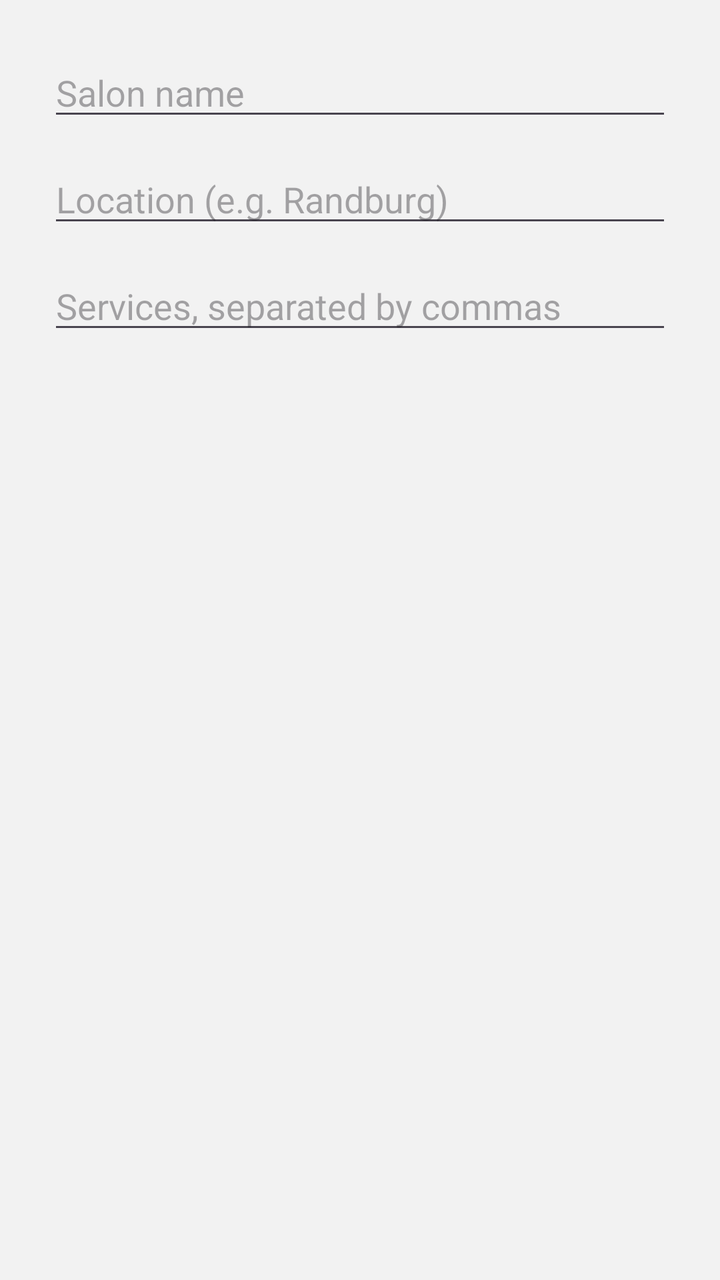
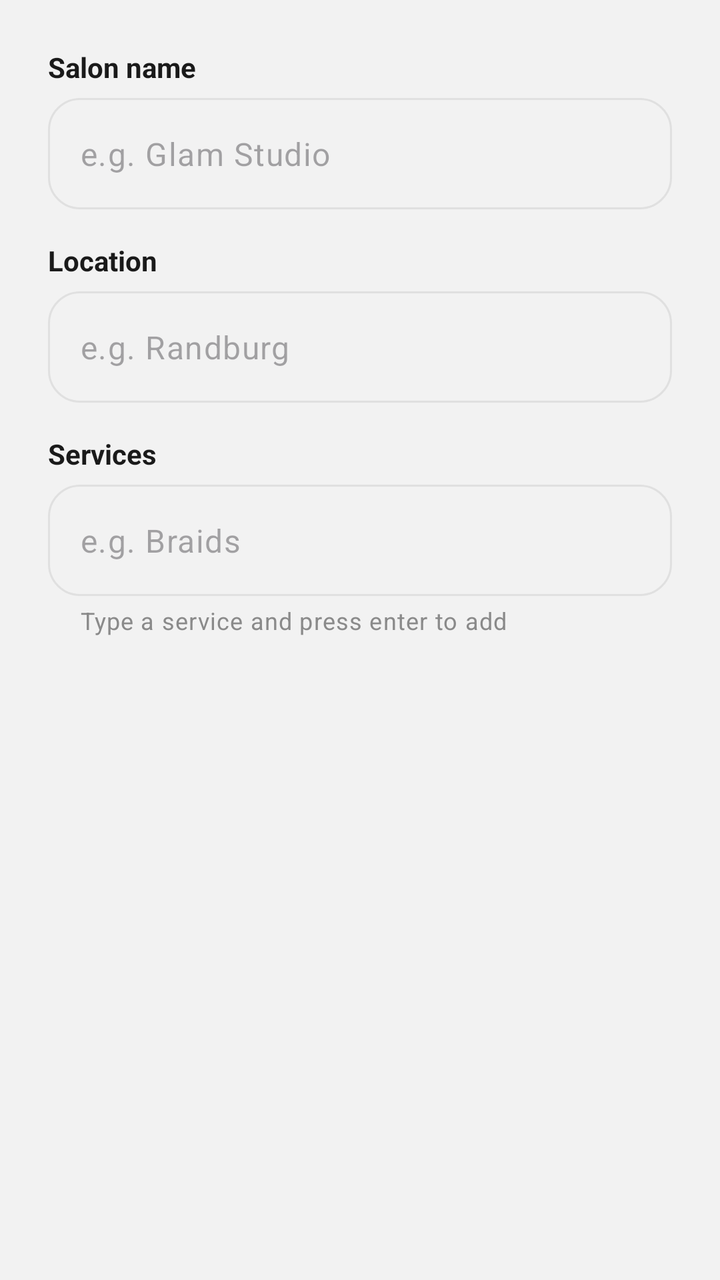

An Android layout rendered at two revisions. The XML below is the earlier revision; the diff shows what the commit changed to produce the second picture.
<!-- AndroidManifest.xml: application theme Theme.HairGo -->
<!-- res/layout/dialog_add_salon.xml -->
<?xml version="1.0" encoding="utf-8"?>
<LinearLayout
    xmlns:android="http://schemas.android.com/apk/res/android"
    android:layout_width="match_parent"
    android:layout_height="wrap_content"
    android:orientation="vertical"
    android:padding="24dp">

    <EditText
        android:id="@+id/etSalonName"
        android:layout_width="match_parent"
        android:layout_height="wrap_content"
        android:hint="Salon name"
        android:inputType="textCapWords" />

    <EditText
        android:id="@+id/etSalonLocation"
        android:layout_width="match_parent"
        android:layout_height="wrap_content"
        android:layout_marginTop="12dp"
        android:hint="Location (e.g. Randburg)"
        android:inputType="textCapWords" />

    <EditText
        android:id="@+id/etSalonServices"
        android:layout_width="match_parent"
        android:layout_height="wrap_content"
        android:layout_marginTop="12dp"
        android:hint="Services, separated by commas"
        android:inputType="textCapWords|textMultiLine" />

</LinearLayout>
<!-- resources referenced by this layout -->
<resources>
  <style name="Theme.HairGo" parent="Base.Theme.HairGo">
          <item name="snackbarStyle">@style/Widget.HairGo.Snackbar</item>
      </style>
  <style name="Base.Theme.HairGo" parent="Theme.Material3.DayNight.NoActionBar">
          <item name="colorPrimary">@color/teal</item>
          <item name="colorOnPrimary">@color/white</item>
          <item name="colorSurface">@color/surface</item>
          <item name="colorOnSurface">@color/text_primary</item>
          <item name="colorSurfaceVariant">@color/grey_light</item>
          <item name="colorOnSurfaceVariant">@color/grey_medium</item>
          <item name="colorOutline">@color/grey_border</item>
          <item name="android:colorBackground">@color/grey_light</item>
      </style>
  <style name="Widget.HairGo.Snackbar" parent="Widget.Material3.Snackbar">
          <item name="backgroundTint">@color/navy</item>
          <item name="android:textColor">@color/white</item>
          <item name="shapeAppearanceOverlay">@style/ShapeAppearanceOverlay.HairGo_Snackbar</item>
      </style>
  <color name="teal">#14B8A6</color>
  <color name="white">#FFFFFF</color>
  <color name="surface">#FFFFFF</color>
  <color name="text_primary">#1A1A1A</color>
  <color name="grey_light">#F2F2F2</color>
  <color name="grey_medium">#8A8A8A</color>
  <color name="grey_border">#E0E0E0</color>
  <color name="navy">#1B2A4A</color>
  <style name="ShapeAppearanceOverlay.HairGo_Snackbar" parent="">
          <item name="cornerFamily">rounded</item>
          <item name="cornerSize">16dp</item>
      </style>
</resources>

<!-- the commit's change to res/layout/dialog_add_salon.xml (unified diff, before → after) -->
@@ -1,32 +1,105 @@
 <?xml version="1.0" encoding="utf-8"?>
 <LinearLayout
     xmlns:android="http://schemas.android.com/apk/res/android"
+    xmlns:app="http://schemas.android.com/apk/res-auto"
     android:layout_width="match_parent"
     android:layout_height="wrap_content"
     android:orientation="vertical"
     android:padding="24dp">
 
-    <EditText
-        android:id="@+id/etSalonName"
+    <TextView
+        android:layout_width="wrap_content"
+        android:layout_height="wrap_content"
+        android:layout_marginBottom="6dp"
+        android:text="Salon name"
+        android:textColor="@color/text_primary"
+        android:textSize="14sp"
+        android:textStyle="bold" />
+
+    <com.google.android.material.textfield.TextInputLayout
+        android:id="@+id/tilSalonName"
+        style="@style/Widget.Material3.TextInputLayout.OutlinedBox"
         android:layout_width="match_parent"
         android:layout_height="wrap_content"
-        android:hint="Salon name"
-        android:inputType="textCapWords" />
+        app:boxCornerRadiusBottomEnd="16dp"
+        app:boxCornerRadiusBottomStart="16dp"
+        app:boxCornerRadiusTopEnd="16dp"
+        app:boxCornerRadiusTopStart="16dp"
+        app:hintEnabled="false">
 
-    <EditText
-        android:id="@+id/etSalonLocation"
+        <com.google.android.material.textfield.TextInputEditText
+            android:id="@+id/etSalonName"
+            android:layout_width="match_parent"
+            android:layout_height="wrap_content"
+            android:hint="e.g. Glam Studio"
+            android:inputType="textCapWords" />
+    </com.google.android.material.textfield.TextInputLayout>
+
+    <TextView
+        android:layout_width="wrap_content"
+        android:layout_height="wrap_content"
+        android:layout_marginTop="16dp"
+        android:layout_marginBottom="6dp"
+        android:text="Location"
+        android:textColor="@color/text_primary"
+        android:textSize="14sp"
+        android:textStyle="bold" />
+
+    <com.google.android.material.textfield.TextInputLayout
+        android:id="@+id/tilSalonLocation"
+        style="@style/Widget.Material3.TextInputLayout.OutlinedBox"
         android:layout_width="match_parent"
         android:layout_height="wrap_content"
-        android:layout_marginTop="12dp"
-        android:hint="Location (e.g. Randburg)"
-        android:inputType="textCapWords" />
+        app:boxCornerRadiusBottomEnd="16dp"
+        app:boxCornerRadiusBottomStart="16dp"
+        app:boxCornerRadiusTopEnd="16dp"
+        app:boxCornerRadiusTopStart="16dp"
+        app:hintEnabled="false">
 
-    <EditText
-        android:id="@+id/etSalonServices"
+        <com.google.android.material.textfield.TextInputEditText
+            android:id="@+id/etSalonLocation"
+            android:layout_width="match_parent"
+            android:layout_height="wrap_content"
+            android:hint="e.g. Randburg"
+            android:inputType="textCapWords" />
+    </com.google.android.material.textfield.TextInputLayout>
+
+    <TextView
+        android:layout_width="wrap_content"
+        android:layout_height="wrap_content"
+        android:layout_marginTop="16dp"
+        android:layout_marginBottom="6dp"
+        android:text="Services"
+        android:textColor="@color/text_primary"
+        android:textSize="14sp"
+        android:textStyle="bold" />
+
+    <com.google.android.material.textfield.TextInputLayout
+        android:id="@+id/tilSalonService"
+        style="@style/Widget.Material3.TextInputLayout.OutlinedBox"
         android:layout_width="match_parent"
         android:layout_height="wrap_content"
-        android:layout_marginTop="12dp"
-        android:hint="Services, separated by commas"
-        android:inputType="textCapWords|textMultiLine" />
+        app:boxCornerRadiusBottomEnd="16dp"
+        app:boxCornerRadiusBottomStart="16dp"
+        app:boxCornerRadiusTopEnd="16dp"
+        app:boxCornerRadiusTopStart="16dp"
+        app:hintEnabled="false"
+        app:helperText="Type a service and press enter to add">
+
+        <com.google.android.material.textfield.TextInputEditText
+            android:id="@+id/etSalonService"
+            android:layout_width="match_parent"
+            android:layout_height="wrap_content"
+            android:hint="e.g. Braids"
+            android:imeOptions="actionDone"
+            android:inputType="textCapWords" />
+    </com.google.android.material.textfield.TextInputLayout>
+
+    <com.google.android.material.chip.ChipGroup
+        android:id="@+id/chipGroupServices"
+        android:layout_width="match_parent"
+        android:layout_height="wrap_content"
+        android:layout_marginTop="8dp"
+        app:singleLine="false" />
 
 </LinearLayout>
